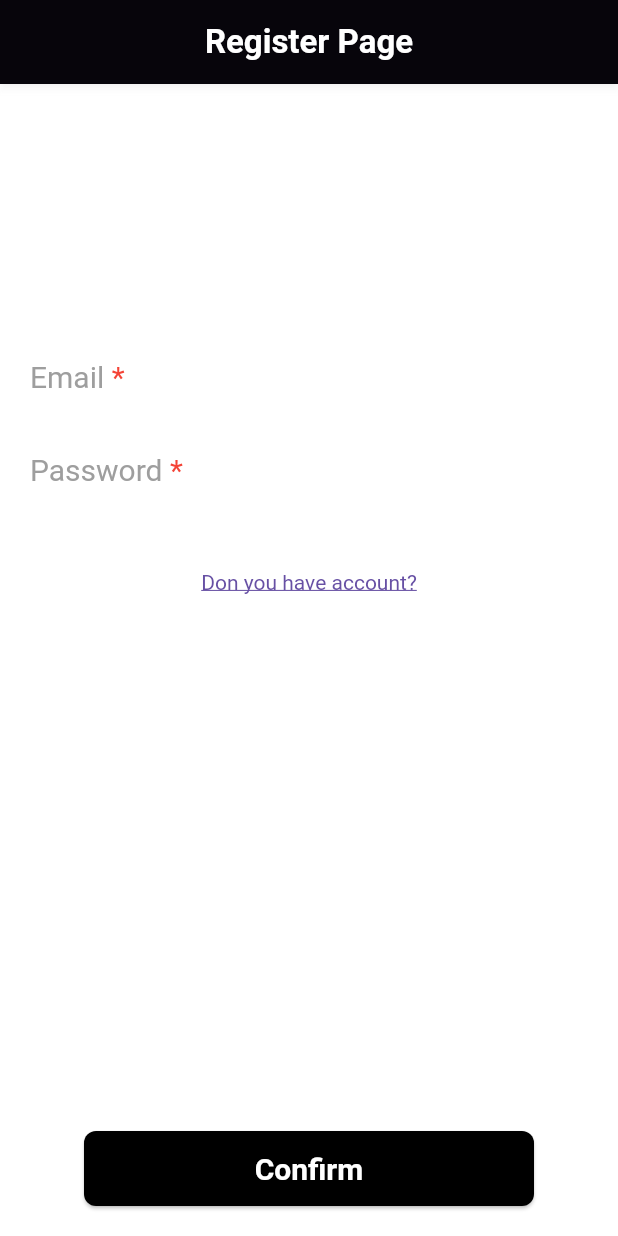
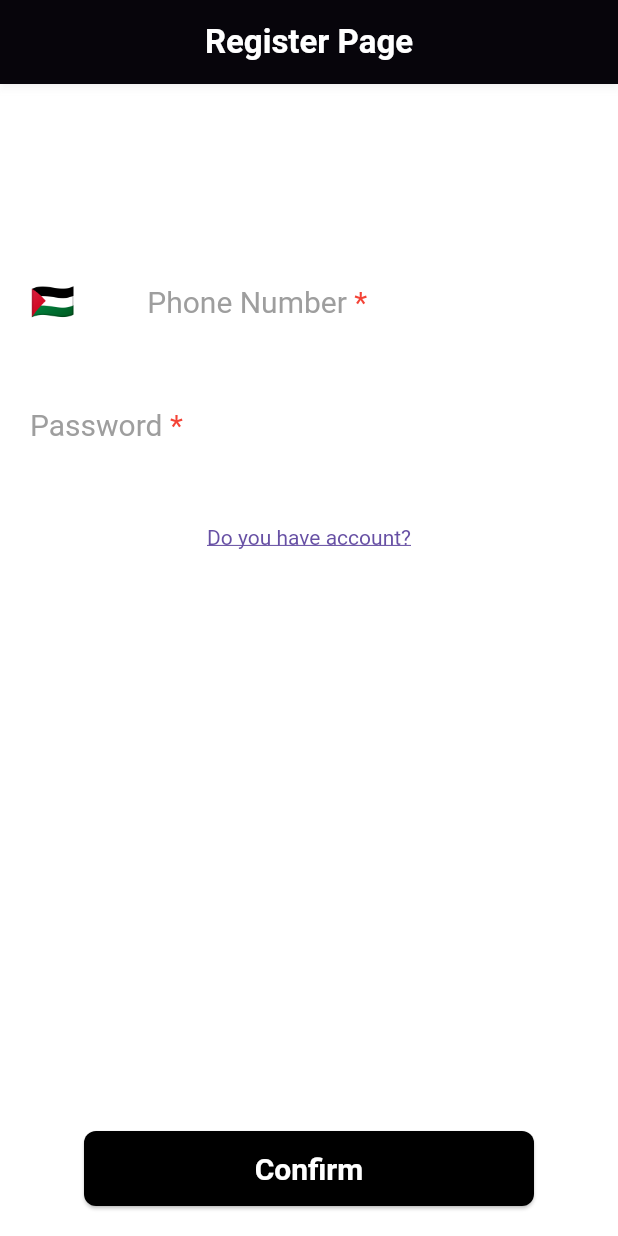
Before and after one commit to YahyaDalbah/Wassilni, a Flutter app: the screen it shows after launch, on a phone screen of 412 x 824 dp. Run offline on Flutter 3.47's test engine with Material 3 defaults, Android fonts, the phone set to English and light mode, and no system bars; our stand-ins replace cloud_firestore, country_picker, firebase_auth, firebase_core, flutter_dotenv, geolocator; missing offline and left inert: mailer, mapbox_maps_flutter; accounts and stored records are empty.

Commit message:
modify registration page to use number instead of email and delet unnecessary information fields

```diff
--- a/lib/main.dart
+++ b/lib/main.dart
@@ -4,8 +4,6 @@ import 'package:flutter_dotenv/flutter_dotenv.dart';
 import 'package:mapbox_maps_flutter/mapbox_maps_flutter.dart';
 import 'package:provider/provider.dart';
 import 'package:wassilni/firebase_options.dart';
-import 'package:wassilni/pages/auth/information_page.dart';
-import 'package:wassilni/pages/auth/login_page.dart';
 import 'package:wassilni/pages/auth/register_page.dart';
 import 'package:wassilni/pages/map.dart';
 import 'package:wassilni/providers/destination_provider.dart';
@@ -37,6 +35,6 @@ class MyApp extends StatelessWidget {
 
   @override
   Widget build(BuildContext context) {
-    return MaterialApp(title: 'Flutter Demo', home: const Registerpage());
+    return MaterialApp(title: 'Flutter Demo', home: const RegisterPage());
   }
 }
--- a/lib/pages/auth/login_page.dart
+++ b/lib/pages/auth/login_page.dart
@@ -90,6 +90,7 @@ class _LoginPageState extends State<LoginPage> {
 
   Widget _buildLoginForm() {
     return Form(
+      autovalidateMode: AutovalidateMode.onUserInteraction,
       key: formState,
       child: Column(
         children: [
@@ -161,7 +162,7 @@ class _LoginPageState extends State<LoginPage> {
       ),
       onPressed: () {
         Navigator.of(context).pushReplacement(
-          MaterialPageRoute(builder: (context) => Registerpage()),
+          MaterialPageRoute(builder: (context) => RegisterPage()),
         );
       },
       child: Text(
--- a/lib/pages/auth/register_page.dart
+++ b/lib/pages/auth/register_page.dart
@@ -1,64 +1,93 @@
 import 'dart:math';
 
 import 'package:cloud_firestore/cloud_firestore.dart';
+import 'package:country_picker/country_picker.dart';
 import 'package:flutter/material.dart';
 import 'package:mailer/mailer.dart';
 import 'package:mailer/smtp_server.dart';
 import 'package:wassilni/pages/Component/input_field.dart';
 import 'package:wassilni/pages/auth/login_page.dart';
-import 'package:wassilni/pages/auth/verify_email_page.dart';
+import 'package:wassilni/pages/auth/verify_phone_page.dart';
+import 'package:firebase_auth/firebase_auth.dart';
 
-class Registerpage extends StatefulWidget {
-  const Registerpage({super.key});
+class RegisterPage extends StatefulWidget {
+  const RegisterPage({super.key});
 
   @override
-  State<Registerpage> createState() => _RegisterpageState();
+  State<RegisterPage> createState() => _RegisterPageState();
 }
 
-class _RegisterpageState extends State<Registerpage> {
+class _RegisterPageState extends State<RegisterPage> {
   final _formKey = GlobalKey<FormState>();
-  final TextEditingController _emailController = TextEditingController();
+  final TextEditingController _phoneController = TextEditingController();
+  final TextEditingController _firstNameController = TextEditingController();
+  final TextEditingController _lastNameController = TextEditingController();
   final TextEditingController _passwordController = TextEditingController();
   bool _isLoading = false;
+  String _selectedCountryCode = '+970';
+  String _selectedCountryFlag = '🇵🇸';
 
- Future<void> _sendCodeToEmail(String email) async {
+  @override
+  void dispose() {
+    _phoneController.dispose();
+    _firstNameController.dispose();
+    _lastNameController.dispose();
+    _passwordController.dispose();
+    super.dispose();
+  }
+
+  Future<void> _registerWithPhoneNumber() async {
+    if (_formKey.currentState?.validate() ?? false) {
       setState(() {
         _isLoading = true;
       });
 
       try {
-      final existingUser = await FirebaseFirestore.instance
-          .collection('users')
-          .where('email', isEqualTo: email)
-          .get();
-
-      if (existingUser.docs.isNotEmpty) {
+        final phoneNumber = _selectedCountryCode + _phoneController.text.trim();
+        await FirebaseAuth.instance.verifyPhoneNumber(
+          phoneNumber: phoneNumber,
+          verificationCompleted: (PhoneAuthCredential credential) async {
+            await FirebaseAuth.instance.signInWithCredential(credential);
+          },
+          verificationFailed: (FirebaseAuthException e) {
             if (mounted) {
               ScaffoldMessenger.of(context).showSnackBar(
-            const SnackBar(
-              content: Text('This email is used try enter other email'),
+                SnackBar(
+                  content: Text('Error in verifying: ${e.message}'),
                   backgroundColor: Colors.red,
                 ),
               );
             }
-        setState(() {
-          _isLoading = false;
-        });
-        return;
+          },
+          codeSent: (String verificationId, int? resendToken) {
+            if (mounted) {
+              ScaffoldMessenger.of(context).showSnackBar(
+                const SnackBar(
+                  content: Text('Code sent successfully'),
+                  backgroundColor: Colors.green,
+                ),
+              );
+              Navigator.push(
+                context,
+                MaterialPageRoute(
+                  builder: (context) => VerifyPhonePage(
+                    verificationId: verificationId,
+                    firstName: _firstNameController.text.trim(),
+                    lastName: _lastNameController.text.trim(),
+                    phoneNumber: phoneNumber,
+                    password: _passwordController.text,
+                  ),
+                ),
+              );
             }
-      final random = Random();
-      final code = (random.nextInt(9000) + 1000).toString();
-
-      await FirebaseFirestore.instance.collection('users').doc(email).set({
-        'code': code,
-      });
-
-      _sendCode(email, code);
+          },
+          codeAutoRetrievalTimeout: (String verificationId) {},
+        );
       } catch (e) {
         if (mounted) {
           ScaffoldMessenger.of(context).showSnackBar(
             SnackBar(
-            content: Text('Error occurs : ${e.toString()}'),
+              content: Text('Error : ${e.toString()}'),
               backgroundColor: Colors.red,
             ),
           );
@@ -71,62 +100,10 @@ class _RegisterpageState extends State<Registerpage> {
         }
       }
     }
-
-  void _sendCode(String email, String code) async {
-    String username = "s12220672@stu.najah.edu";
-    String password = "tvcg rwln jspb xxyd";
-    final smtpServer = gmail(username, password);
-    final message =
-        Message()
-          ..from = Address('Wasilni@gmail.com', 'Wasilni')
-          ..recipients.add(email)
-          ..subject = "Email Verification Code"
-          ..text =
-              "To verify your email in Wasilni app you should enter this code in Verification page"
-              "The code is : $code";
-    try {
-      await send(message, smtpServer);
-      Navigator.push(
-        context,
-        MaterialPageRoute(
-          builder:
-              (context) => VerifyEmailPage(
-                email: email,
-                password: _passwordController.text.trim(),
-              ),
-        ),
-      );
-    } catch (e) {
-
-      debugPrint("Email send failed: $e");
-
-      if (!mounted) return;
-
-      ScaffoldMessenger.of(context).showSnackBar(
-        SnackBar(content: Text("Failed to send verification email"),backgroundColor: Colors.red,),
-      );
-    }
   }
 
-  void _register() {
-    if (_formKey.currentState?.validate() ?? false) {
-      final email = _emailController.text.trim();
-      _sendCodeToEmail(email);
-    }
-  }
-
-  @override
-  void dispose() {
-    _emailController.dispose();
-    _passwordController.dispose();
-    super.dispose();
-  }
-
-  @override
-  Widget build(BuildContext context) {
-    return Scaffold(
-      backgroundColor: Colors.white10,
-      appBar: AppBar(
+   _buildAppBar() {
+    return AppBar(
       title: Text(
         "Register Page",
         style: TextStyle(color: Colors.white, fontWeight: FontWeight.bold),
@@ -135,79 +112,84 @@ class _RegisterpageState extends State<Registerpage> {
       centerTitle: true,
       elevation: 2,
       shadowColor: Colors.white30,
+    );
+  }
+
+  Widget _buildPhoneNumberField() {
+    return Row(
+      children: [
+        Text(
+          _selectedCountryFlag,
+          style: TextStyle(fontSize: 24),
         ),
-      body: SafeArea(
-        child: Padding(
-          padding: EdgeInsets.symmetric(horizontal: 20),
-          child: Form(
-            autovalidateMode: AutovalidateMode.onUserInteraction,
-            key: _formKey,
-            child: Column(
-              children: [
-                Expanded(
-                  child: SingleChildScrollView(
-                    child: Column(
-                      children: [
-                        SizedBox(height: 100),
-                        Center(
-                          child: Text(
-                            "Enter Your Email and Password",
-                            style: TextStyle(
-                              fontSize: 24,
-                              fontWeight: FontWeight.bold,
+        IconButton(
+          onPressed: () {
+            showCountryPicker(
+              context: context,
+              showPhoneCode: true,
+              onSelect: (Country country) {
+                setState(() {
+                  _selectedCountryCode = '+${country.phoneCode}';
+                  _selectedCountryFlag = country.flagEmoji;
+                });
+              },
+            );
+          },
+          icon: Icon(
+            Icons.keyboard_arrow_down_rounded,
             color: Colors.white,
+            size: 24,
           ),
         ),
-                        ),
-                        SizedBox(height: 30),
-                        InputField(
-                          controller: _emailController,
+        Expanded(
+          child: InputField(
+            controller: _phoneController,
             validate: (value) {
               if (value == null || value.isEmpty) {
-                              return 'Please enter your email';
+                return 'Please enter your phone number';
               }
-                            if (!RegExp(r'^[^@]+@[^@]+\.[^@]+').hasMatch(value)) {
-                              return 'Please enter a valid email';
+              if(value.length < 8 || value.length > 10){
+                return "The number must be between 8 - 10 digits";
               }
               return null;
             },
-                          text: "Email ",
+            text: "Phone Number ",
+            prefixText: _selectedCountryCode,
+            keyboardType: TextInputType.phone,
           ),
+        ),
+      ],
+    );
+  }
+
+  Widget _buildFormFields() {
+    return Column(
+      children: [
+        _buildPhoneNumberField(),
+        SizedBox(height: 20),
         InputField(
           controller: _passwordController,
-                          text: "Password ",
           validate: (value) {
             if (value == null || value.isEmpty) {
-                              return 'Please enter your password';
+              return 'Please enter password';
             }
             if (value.length < 6) {
               return 'Password must be at least 6 characters';
             }
             return null;
           },
+          text: "Password ",
           obscureText: true,
         ),
-                        SizedBox(height: 20),
-                        TextButton(
-                          style: TextButton.styleFrom(
-                            textStyle: TextStyle(decoration: TextDecoration.underline),
-                          ),
-                          onPressed: () {
-                            Navigator.of(context).pushReplacement(MaterialPageRoute(builder: (context)=>LoginPage()));
-                          },
-                          child: Text(
-                            "Don you have account?",
-                            style: TextStyle(decoration: TextDecoration.underline),
-                          ),
-                        ),
       ],
-                    ),
-                  ),
-                ),
-                Padding(
+    );
+  }
+
+  Widget _buildConfirmButton() {
+    return Padding(
       padding: EdgeInsets.symmetric(vertical: 20),
       child: ElevatedButton(
-                    onPressed: _isLoading ? null : _register,
+        onPressed: _isLoading ? null : _registerWithPhoneNumber,
         style: ElevatedButton.styleFrom(
           backgroundColor: Colors.black,
           foregroundColor: Colors.white,
@@ -228,7 +210,59 @@ class _RegisterpageState extends State<Registerpage> {
             )
           : Text("Confirm"),
       ),
+    );
+  }
+
+  @override
+  Widget build(BuildContext context) {
+    return Scaffold(
+      backgroundColor: Colors.white10,
+      appBar: _buildAppBar(),
+      body: SafeArea(
+        child: Padding(
+          padding: EdgeInsets.symmetric(horizontal: 20),
+          child: Form(
+            autovalidateMode: AutovalidateMode.onUserInteraction,
+            key: _formKey,
+            child: Column(
+              children: [
+                Expanded(
+                  child: SingleChildScrollView(
+                    child: Column(
+                      children: [
+                        SizedBox(height: 50),
+                        Center(
+                          child: Text(
+                            "Register with your phone number",
+                            style: TextStyle(
+                              fontSize: 24,
+                              fontWeight: FontWeight.bold,
+                              color: Colors.white,
                             ),
+                          ),
+                        ),
+                        SizedBox(height: 30),
+                        _buildFormFields(),
+                        SizedBox(height: 20),
+                        TextButton(
+                          style: TextButton.styleFrom(
+                            textStyle: TextStyle(decoration: TextDecoration.underline),
+                          ),
+                          onPressed: () {
+                            Navigator.of(context).pushReplacement(
+                              MaterialPageRoute(builder: (context) => LoginPage())
+                            );
+                          },
+                          child: Text(
+                            "Do you have account?",
+                            style: TextStyle(decoration: TextDecoration.underline),
+                          ),
+                        ),
+                      ],
+                    ),
+                  ),
+                ),
+                _buildConfirmButton(),
               ],
             ),
           ),
```
Also changed, not shown: lib/pages/auth/information_page.dart (deleted, +0 -237 lines), lib/pages/auth/verify_phone_page.dart (renamed from lib/pages/auth/verify_email_page.dart, +40 -34 lines). Lines whose indentation alone changed are shown as unchanged.
